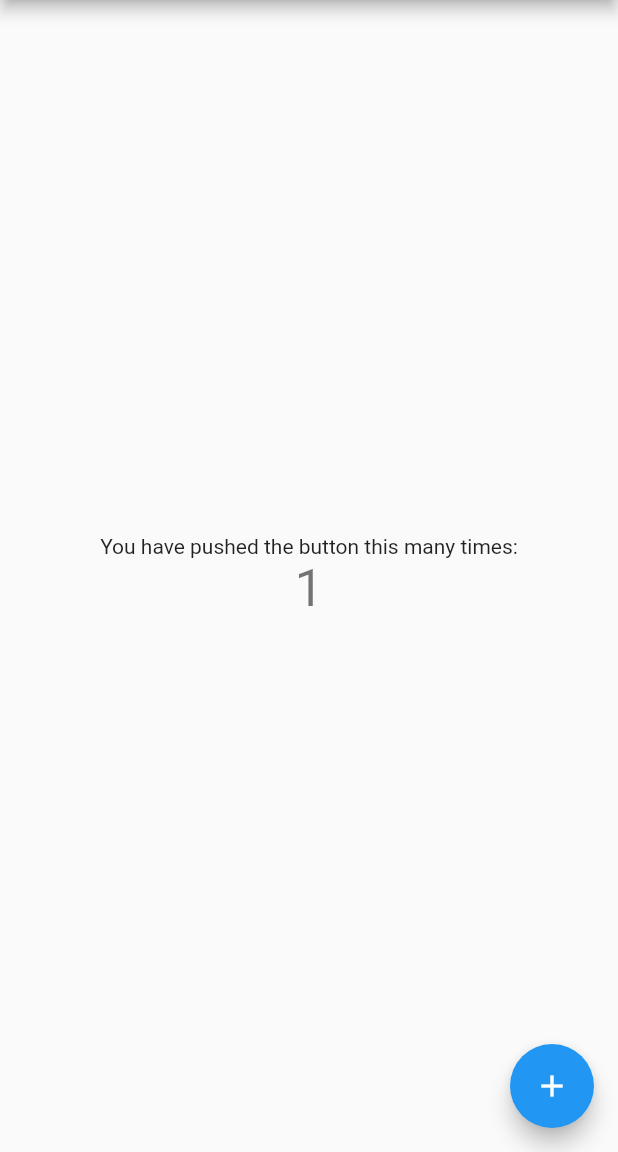
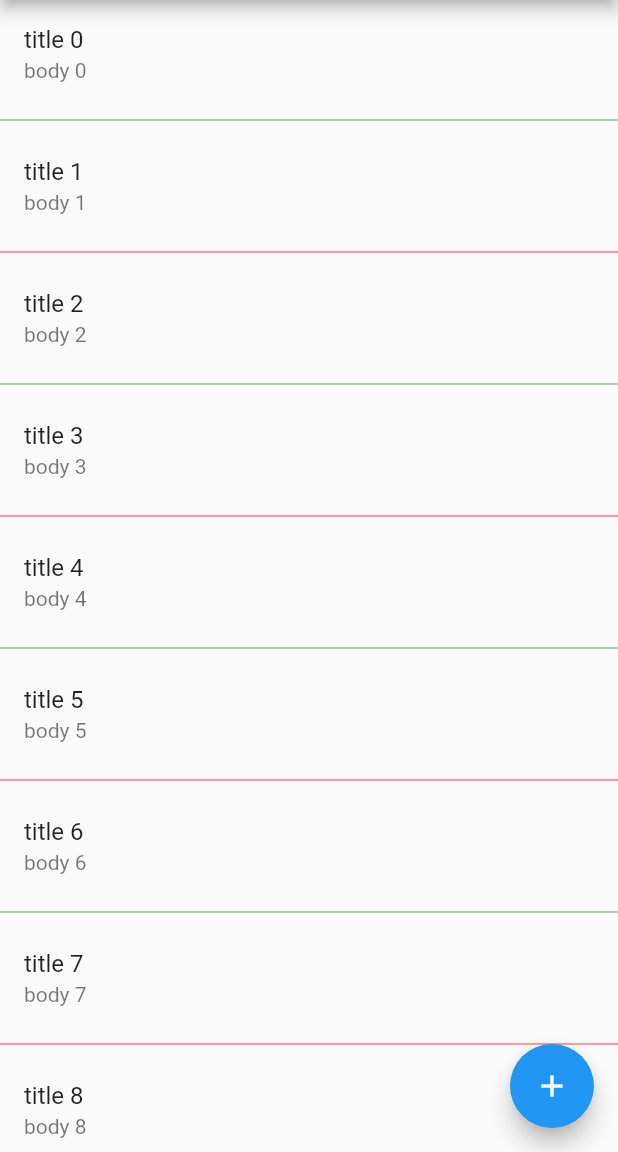
Before and after one commit to ZeroMoment/daily_end, a Flutter app: the screen it shows after launch, after a tap on the "add" icon, on a phone screen of 412 x 824 dp, the part 84-1236 px from its top. Run offline on Flutter 3.47's test engine with Material 2 defaults, Android fonts, the phone set to English and light mode, and no system bars.

Commit message:
更改资源、添加listview

```diff
--- a/lib/main.dart
+++ b/lib/main.dart
@@ -29,9 +29,9 @@ class _MyHomePageState extends State<MyHomePage> {
   int _counter = 0;
 
   void _incrementCounter() {
-    setState(() {
-      _counter++;
-    });
+//    setState(() {
+//      _counter++;
+//    });
   }
 
   @override
@@ -40,19 +40,10 @@ class _MyHomePageState extends State<MyHomePage> {
       appBar: AppBar(
         title: Text(widget.title),
       ),
-      body: Center(
-        child: Column(
-          mainAxisAlignment: MainAxisAlignment.center,
-          children: <Widget>[
-            Text(
-              'You have pushed the button this many times:',
-            ),
-            Text(
-              '$_counter',
-              style: Theme.of(context).textTheme.display1,
-            ),
-          ],
-        ),
+      body: ListView.separated(
+          itemCount: 10,
+          separatorBuilder: (BuildContext context, int index) => index %2 == 0? Divider(color: Colors.green) : Divider(color: Colors.red,),
+          itemBuilder: (BuildContext context, int index)=>ListTile(title: Text("title $index"), subtitle: Text("body $index"))
       ),
       floatingActionButton: FloatingActionButton(
         onPressed: _incrementCounter,
@@ -61,4 +52,19 @@ class _MyHomePageState extends State<MyHomePage> {
       ), // This trailing comma makes auto-formatting nicer for build methods.
     );
   }
+
+/**
+ * Column(
+    mainAxisAlignment: MainAxisAlignment.center,
+    children: <Widget>[
+    Text(
+    'You have pushed the button this many times:',
+    ),
+    Text(
+    '$_counter',
+    style: Theme.of(context).textTheme.display1,
+    ),
+    ],
+    )
+ */
 }
```
Also changed, not shown: 2 other files.
